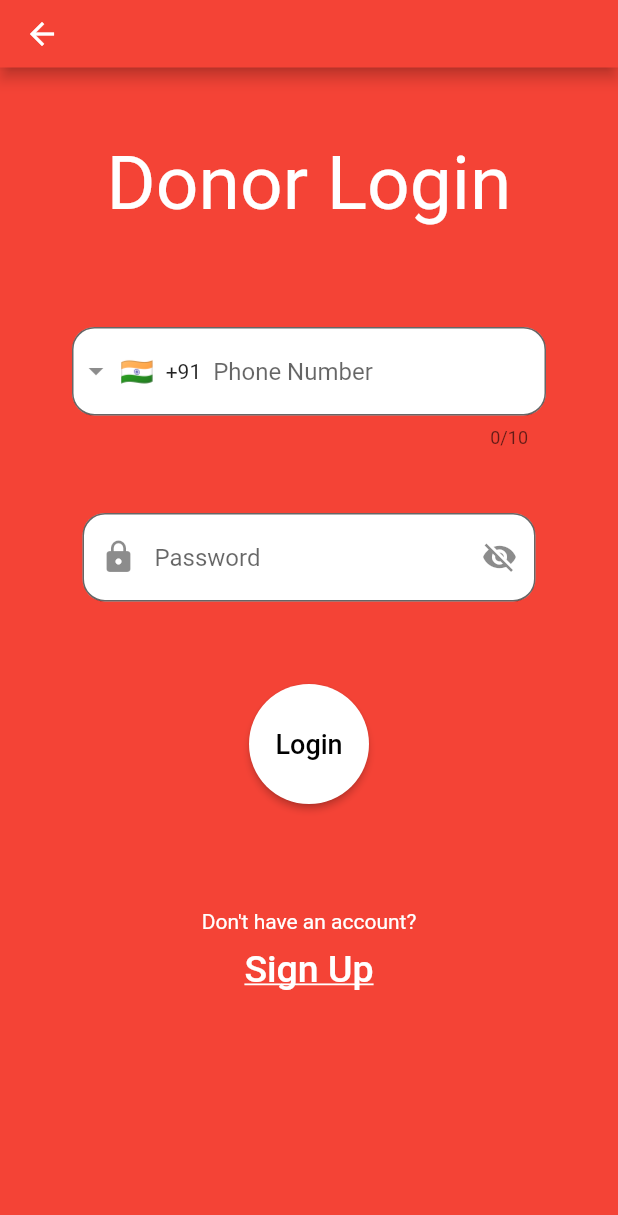
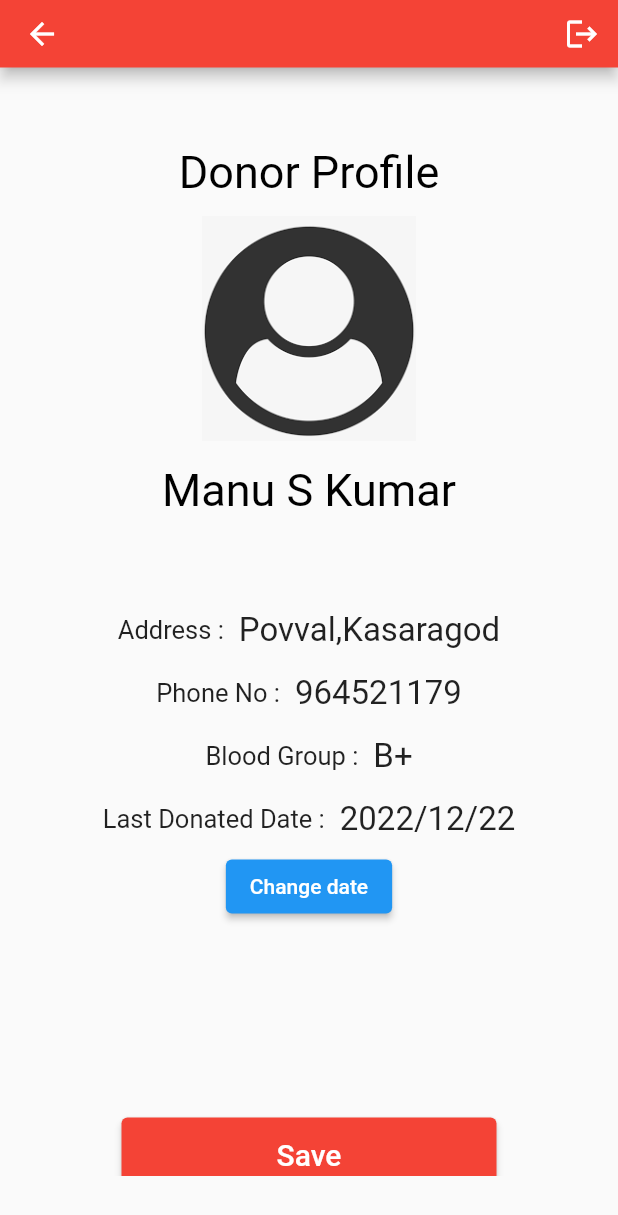
Before and after one commit to athulll7/EBloodBank, a Flutter app: the Donor_login_screen screen opened directly, after a tap on "Login", on a phone screen of 412 x 824 dp. Shown: the top 1215 px of the screen. Run offline on Flutter 3.47's test engine with Material 2 defaults, Android fonts, the phone set to English and light mode, and no system bars; drawn by our look-alikes of intl_phone_field.

Commit message:
Eighth commit

```diff
--- a/lib/bloodbank_login_screen.dart
+++ b/lib/bloodbank_login_screen.dart
@@ -1,9 +1,11 @@
-import 'dart:html';
+
 
 import 'package:ebloodbank/blood_bank_sign_up_screen.dart';
 import 'package:flutter/material.dart';
 import 'package:flutter/services.dart';
 import 'package:intl_phone_field/intl_phone_field.dart';
+
+import 'bloodbank_profile_screen.dart';
 
 class Bloodbank_login_screen extends StatefulWidget {
   const Bloodbank_login_screen({Key? key}) : super(key: key);
@@ -90,7 +92,10 @@ class Bloodbank_login_screenState extends State<Bloodbank_login_screen> {
                 Padding(
                   padding: const EdgeInsets.all(20),
                   child: ElevatedButton(
-                      onPressed: () {},
+                      onPressed: () {
+                         Navigator.of(context).push(MaterialPageRoute(
+                          builder: (context) => Bloodbank_profile_screen()));
+                      },
                       child: const Text(
                         'Login',
                         style: TextStyle(fontSize: 18),
--- a/lib/donor_login_screen.dart
+++ b/lib/donor_login_screen.dart
@@ -2,6 +2,8 @@ import 'package:ebloodbank/donor_sign_up_screen.dart';
 import 'package:flutter/material.dart';
 import 'package:flutter/services.dart';
 import 'package:intl_phone_field/intl_phone_field.dart';
+
+import 'donor_profile_screen.dart';
 
 class Donor_login_screen extends StatefulWidget {
   Donor_login_screen({Key? key}) : super(key: key);
@@ -92,7 +94,10 @@ class Donor_login_screenState extends State<Donor_login_screen> {
               Padding(
                 padding: const EdgeInsets.all(20),
                 child: ElevatedButton(
-                    onPressed: () {},
+                    onPressed: () {
+                      Navigator.of(context).push(MaterialPageRoute(
+                          builder: (context) => Donor_profile_screen()));
+                    },
                     child: const Text(
                       'Login',
                       style: TextStyle(fontSize: 18),
--- /dev/null
+++ b/lib/donor_profile_screen.dart
@@ -0,0 +1,185 @@
+import 'package:flutter/material.dart';
+
+import 'package:ebloodbank/donor_login_screen.dart';
+
+
+class Donor_profile_screen extends StatefulWidget {
+   Donor_profile_screen ({ Key? key }) : super(key: key);
+
+  @override
+  TextEditingController _date = TextEditingController();
+  State<Donor_profile_screen> createState() => _Donor_profile_screenState();
+}
+
+class _Donor_profile_screenState extends State<Donor_profile_screen> {
+  DateTime date=DateTime(2022,12,22);
+
+  @override
+  Widget build(BuildContext context) {
+     return Scaffold(
+
+      resizeToAvoidBottomInset: false,
+      appBar: AppBar(
+        toolbarHeight: 45,
+        backgroundColor: Colors.red,
+        actions: <Widget>[
+    IconButton(
+      icon: Icon(
+        Icons.logout,
+        color: Colors.white,
+      ),
+      onPressed: () {
+         Navigator.of(context).push(MaterialPageRoute(
+                          builder: (context) => Donor_login_screen()));
+      },
+    )
+  ],
+      ),
+  body: SafeArea(
+          child: Padding(
+        padding: const EdgeInsets.all(40),
+        child: Container(
+            width: double.infinity,
+            height: double.infinity,
+            child: SingleChildScrollView(
+              child: Column(children: [
+               Padding(
+                  padding: const EdgeInsets.all(12),
+                  child: Text(
+                    'Donor Profile',
+                    textAlign: TextAlign.center,
+                    style: TextStyle(
+                      color: Colors.black,
+                      fontSize: 30,
+                    ),
+                  ),
+                ),const Image(
+                image: AssetImage('assets/donorlogo.png'),
+                height: 150,
+               ),
+
+                 Padding(
+                  padding: const EdgeInsets.all(15.0),
+                  child: Text(
+                    'Manu S Kumar',
+                    textAlign: TextAlign.center,
+                    style: TextStyle(
+                      color: Colors.black,
+                      fontSize: 30,
+                    ),
+                  ),
+                ),
+                SizedBox(
+                  height: 40,
+                ),
+                Padding(
+                  padding: const EdgeInsets.all(8.0),
+                  child: Row(
+                  mainAxisAlignment: MainAxisAlignment.center,
+                  children: [
+
+                     const Text(
+                            'Address :',
+                            style: TextStyle(fontSize: 17),
+                          ),
+                          SizedBox(width: 10),
+                          Text(
+                            'Povval,Kasaragod',
+                            style: TextStyle(fontSize: 22),
+                          ),
+
+                          ],
+                       ),
+                ),
+
+
+
+               Padding(
+                 padding: const EdgeInsets.all(8.0),
+                 child: Row(
+                  mainAxisAlignment: MainAxisAlignment.center,
+                  children: [
+
+                     const Text(
+                            'Phone No :',
+                            style: TextStyle(fontSize: 17),
+                          ), SizedBox(width: 10,),
+
+                          Text(
+                            '964521179',
+                            style: TextStyle(fontSize: 22),
+                          ),
+                  ],
+                 ),
+               ),
+
+
+               Padding(
+                 padding: const EdgeInsets.all(8.0),
+                 child: Row(
+                  mainAxisAlignment: MainAxisAlignment.center,
+                  children: [
+
+                     const Text(
+                            'Blood Group :',
+                            style: TextStyle(fontSize: 17),
+                          ), SizedBox(width: 10,),
+                          Text(
+                            'B+',
+                            style: TextStyle(fontSize: 22),
+                          ),
+                  ],
+                 ),
+               ),
+
+
+               Padding(
+                 padding: const EdgeInsets.all(8.0),
+                 child: Row(
+                  mainAxisAlignment: MainAxisAlignment.center,
+                  children: [
+
+                     const Text(
+                            'Last Donated Date :',
+                            style: TextStyle(fontSize: 17),
+                          ), SizedBox(width: 10,),
+                          Text(
+                            '${date.year}/${date.month}/${date.day}',
+                            style: TextStyle(fontSize: 22),
+                          ),
+
+
+                  ],
+                 ),
+               ),
+
+
+
+              ElevatedButton(
+                child: Text('Change date'),
+                onPressed: () async{
+                  DateTime? newDate = await showDatePicker(
+                    context: context, initialDate: date, firstDate: DateTime(2010), lastDate: DateTime(2100)
+                    );
+                    if(newDate == null) return;
+                    setState(() => date =newDate );
+                }
+                ),
+                 Padding(
+                   padding:  EdgeInsets.fromLTRB(30.0, 130.0, 30, 10.0),
+                   child: SizedBox(height: 50,width: 250,
+                     child: ElevatedButton(style: ElevatedButton.styleFrom(primary: Colors.red),
+                                   child: Text('Save', style: TextStyle(fontSize: 20),),
+                                   onPressed: () {
+                      }
+                                   ),
+                   ),
+                 ),
+
+
+              ]),
+            )),
+      ))
+    );
+  }
+}
--- a/pubspec.yaml
+++ b/pubspec.yaml
@@ -65,6 +65,8 @@ flutter:
    - assets/splashscreen.png
    - assets/newsplash1.png
    - assets/logo ebloodbank.png
+   - assets/donorlogo.png
+   - assets/bloodbankprofile.png
 
 
   # An image asset can refer to one or more resolution-specific "variants", see
```
Also changed, not shown: lib/bloodbank_profile_screen.dart (added, +168 -0 lines), lib/raise_request_screen.dart (+108 -2 lines), assets/bloodbankprofile.png (added), assets/donorlogo.png (added), pubspec.lock.
